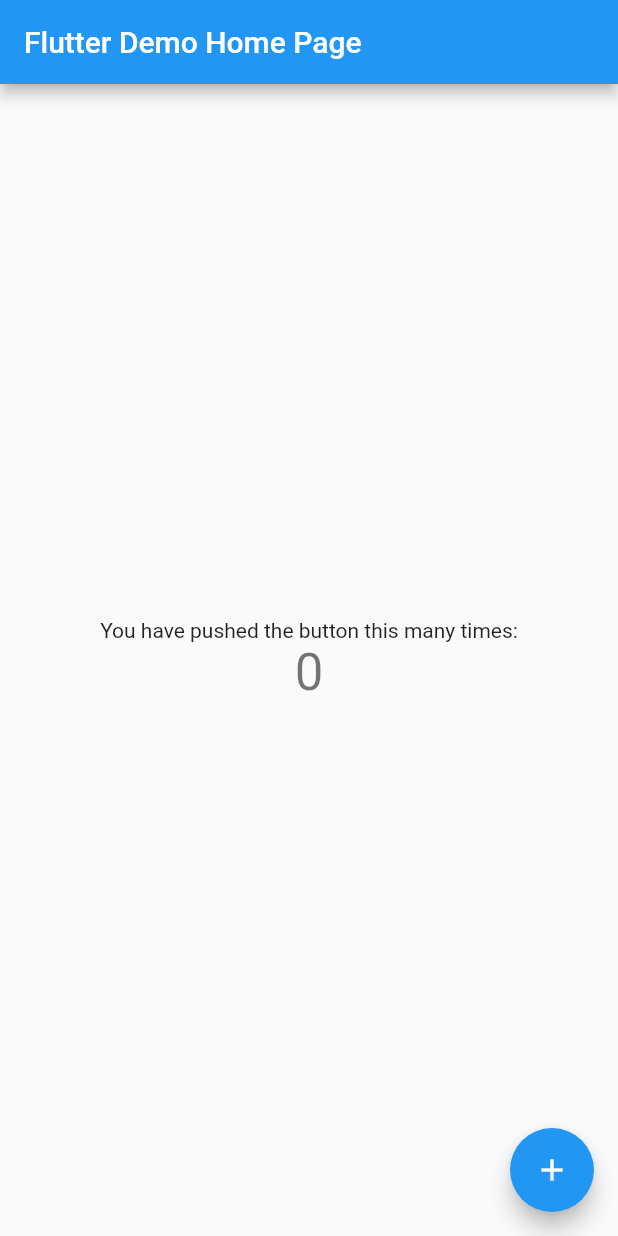
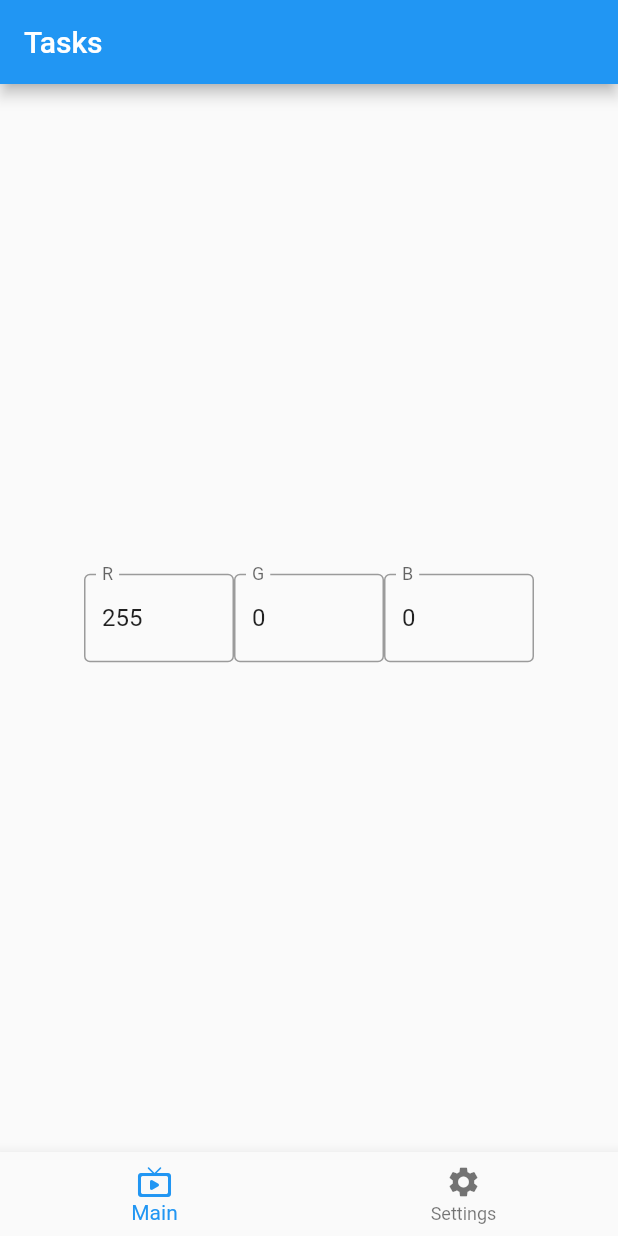
Before and after one commit to MacherelR/LedControl, a Flutter app: the screen it shows after launch, on a phone screen of 412 x 824 dp. Run offline on Flutter 3.47's test engine with Material 2 defaults, Android fonts, the phone set to English and light mode, and no system bars; our stand-ins replace bloc, equatable, flutter_bloc, shared_preferences.

Commit message:
Main Structure in place

```diff
--- /dev/null
+++ b/led_app/lib/api/led_api.dart
@@ -0,0 +1,6 @@
+import 'package:led_app/models/settings.dart';
+
+abstract class SettingsApi {
+  LedControllerSettings getSettings();
+  Future<void> setSettings(LedControllerSettings settings);
+}
--- /dev/null
+++ b/led_app/lib/app.dart
@@ -0,0 +1,25 @@
+import 'package:flutter/cupertino.dart';
+import 'package:flutter/material.dart';
+import 'package:flutter_bloc/flutter_bloc.dart';
+import 'package:led_app/home/view/home_page.dart';
+import 'package:led_app/repository/led_repository.dart';
+
+class App extends StatefulWidget {
+  const App({Key? key, required this.ledRepository}) : super(key: key);
+  final LedRepository ledRepository;
+  @override
+  State<App> createState() => _AppState();
+}
+
+class _AppState extends State<App> {
+  @override
+  Widget build(BuildContext context) {
+    return RepositoryProvider.value(
+      value: widget.ledRepository,
+      child: MaterialApp(
+        routes: {HomePage.route: (context) => const HomePage()},
+        initialRoute: HomePage.route,
+      ),
+    );
+  }
+}
--- /dev/null
+++ b/led_app/lib/bloc/data_bloc.dart
@@ -0,0 +1,36 @@
+import 'dart:async';
+
+import 'package:bloc/bloc.dart';
+import 'package:equatable/equatable.dart';
+import 'package:led_app/bloc/data_event.dart';
+import 'package:led_app/bloc/data_state.dart';
+import 'package:led_app/models/settings.dart';
+import 'package:led_app/repository/led_repository.dart';
+
+class DataBloc extends Bloc<DataEvent, DataState> {
+  DataBloc({required LedRepository ledRepository})
+      : _ledRepository = ledRepository,
+        super(DataState(status: DataStatus.initial)) {
+    on<DataEdited>(_onDataEdited);
+    on<DataSubscriptionRequested>(_onDataSubscriptionRequested);
+  }
+
+  final LedRepository _ledRepository;
+
+  Future<void> _onDataEdited(DataEdited event, Emitter<DataState> emit) async {
+    emit(state.copyWith(status: DataStatus.loading));
+    try {
+      await _ledRepository.saveSettings(event.values);
+      emit(state.copyWith(status: DataStatus.success, values: event.values));
+    } catch (_) {
+      emit(state.copyWith(status: DataStatus.failure));
+    }
+  }
+
+  void _onDataSubscriptionRequested(
+      DataSubscriptionRequested event, Emitter<DataState> emit) async {
+    emit(state.copyWith(status: DataStatus.loading));
+    LedControllerSettings data = await _ledRepository.getSettings();
+    emit(state.copyWith(status: DataStatus.success, values: data));
+  }
+}
--- /dev/null
+++ b/led_app/lib/bloc/data_event.dart
@@ -0,0 +1,19 @@
+import 'package:equatable/equatable.dart';
+import 'package:led_app/models/settings.dart';
+
+abstract class DataEvent extends Equatable {
+  const DataEvent();
+  @override
+  List<Object> get props => [];
+}
+
+class DataEdited extends DataEvent {
+  const DataEdited(this.values);
+  final LedControllerSettings values;
+  @override
+  List<Object> get props => [values];
+}
+
+class DataSubscriptionRequested extends DataEvent {
+  const DataSubscriptionRequested();
+}
--- /dev/null
+++ b/led_app/lib/bloc/data_state.dart
@@ -0,0 +1,20 @@
+import 'package:led_app/models/settings.dart';
+import 'package:equatable/equatable.dart';
+
+enum DataStatus { initial, loading, success, failure }
+
+class DataState extends Equatable {
+  const DataState(
+      {this.status = DataStatus.initial,
+      this.values = const LedControllerSettings()});
+  final DataStatus status;
+  final LedControllerSettings values;
+
+  DataState copyWith({DataStatus? status, LedControllerSettings? values}) {
+    return DataState(
+        status: status ?? this.status, values: values ?? this.values);
+  }
+
+  @override
+  List<Object> get props => [status, values];
+}
--- /dev/null
+++ b/led_app/lib/home/cubit/home_cubit.dart
@@ -0,0 +1,10 @@
+import 'package:bloc/bloc.dart';
+import 'package:equatable/equatable.dart';
+
+part 'home_state.dart';
+
+class HomeCubit extends Cubit<HomeState> {
+  HomeCubit() : super(const HomeState());
+
+  void setTab(HomeTab tab) => emit(HomeState(tab: tab));
+}
--- /dev/null
+++ b/led_app/lib/home/cubit/home_state.dart
@@ -0,0 +1,11 @@
+part of 'home_cubit.dart';
+
+enum HomeTab { main, settings }
+
+class HomeState {
+  const HomeState({this.tab = HomeTab.main});
+  final HomeTab tab;
+
+  @override
+  List<Object> get props => [tab];
+}
--- /dev/null
+++ b/led_app/lib/home/view/home_page.dart
@@ -0,0 +1,49 @@
+import 'package:flutter/material.dart';
+import 'package:flutter_bloc/flutter_bloc.dart';
+import 'package:led_app/home/cubit/home_cubit.dart';
+
+import '../../screens/main_page.dart';
+import '../../screens/settings_page.dart';
+
+class HomePage extends StatelessWidget {
+  const HomePage({Key? key}) : super(key: key);
+  static const String route = "/homePage";
+
+  @override
+  Widget build(BuildContext context) {
+    return BlocProvider(
+      create: (_) => HomeCubit(),
+      child: const HomeView(),
+    );
+  }
+}
+
+class HomeView extends StatelessWidget {
+  const HomeView({
+    Key? key,
+  }) : super(key: key);
+
+  @override
+  Widget build(BuildContext context) {
+    final selectedTab = context.select((HomeCubit cubit) => cubit.state.tab);
+    return Scaffold(
+      appBar: AppBar(
+        title: const Text("Tasks"),
+      ),
+      body:
+          selectedTab == HomeTab.main ? const MainPage() : const SettingsPage(),
+      bottomNavigationBar: BottomNavigationBar(
+        currentIndex: HomeTab.values.indexOf(selectedTab),
+        items: const [
+          BottomNavigationBarItem(
+              icon: Icon(Icons.live_tv_rounded), label: "Main"),
+          BottomNavigationBarItem(
+              icon: Icon(Icons.settings), label: "Settings"),
+        ],
+        onTap: (index) {
+          context.read<HomeCubit>().setTab(HomeTab.values[index]);
+        },
+      ),
+    );
+  }
+}
--- /dev/null
+++ b/led_app/lib/home/view/view.dart
@@ -0,0 +1 @@
+export 'home_page.dart';
--- a/led_app/lib/main.dart
+++ b/led_app/lib/main.dart
@@ -1,115 +1,12 @@
 import 'package:flutter/material.dart';
+import 'package:led_app/repository/led_repository.dart';
+import 'package:shared_preferences/shared_preferences.dart';
+import 'api/shared_pref_api.dart';
+import 'app.dart';
 
-void main() {
-  runApp(const MyApp());
+void main() async {
+  WidgetsFlutterBinding.ensureInitialized();
+  final sharedPrefsStorage =
+      SharedPrefsSettingsAPI(plugin: await SharedPreferences.getInstance());
+  runApp(App(ledRepository: LedRepository(settingsApi: sharedPrefsStorage)));
 }
-
-class MyApp extends StatelessWidget {
-  const MyApp({super.key});
-
-  // This widget is the root of your application.
-  @override
-  Widget build(BuildContext context) {
-    return MaterialApp(
-      title: 'Flutter Demo',
-      theme: ThemeData(
-        // This is the theme of your application.
-        //
-        // Try running your application with "flutter run". You'll see the
-        // application has a blue toolbar. Then, without quitting the app, try
-        // changing the primarySwatch below to Colors.green and then invoke
-        // "hot reload" (press "r" in the console where you ran "flutter run",
-        // or simply save your changes to "hot reload" in a Flutter IDE).
-        // Notice that the counter didn't reset back to zero; the application
-        // is not restarted.
-        primarySwatch: Colors.blue,
-      ),
-      home: const MyHomePage(title: 'Flutter Demo Home Page'),
-    );
-  }
-}
-
-class MyHomePage extends StatefulWidget {
-  const MyHomePage({super.key, required this.title});
-
-  // This widget is the home page of your application. It is stateful, meaning
-  // that it has a State object (defined below) that contains fields that affect
-  // how it looks.
-
-  // This class is the configuration for the state. It holds the values (in this
-  // case the title) provided by the parent (in this case the App widget) and
-  // used by the build method of the State. Fields in a Widget subclass are
-  // always marked "final".
-
-  final String title;
-
-  @override
-  State<MyHomePage> createState() => _MyHomePageState();
-}
-
-class _MyHomePageState extends State<MyHomePage> {
-  int _counter = 0;
-
-  void _incrementCounter() {
-    setState(() {
-      // This call to setState tells the Flutter framework that something has
-      // changed in this State, which causes it to rerun the build method below
-      // so that the display can reflect the updated values. If we changed
-      // _counter without calling setState(), then the build method would not be
-      // called again, and so nothing would appear to happen.
-      _counter++;
-    });
-  }
-
-  @override
-  Widget build(BuildContext context) {
-    // This method is rerun every time setState is called, for instance as done
-    // by the _incrementCounter method above.
-    //
-    // The Flutter framework has been optimized to make rerunning build methods
-    // fast, so that you can just rebuild anything that needs updating rather
-    // than having to individually change instances of widgets.
-    return Scaffold(
-      appBar: AppBar(
-        // Here we take the value from the MyHomePage object that was created by
-        // the App.build method, and use it to set our appbar title.
-        title: Text(widget.title),
-      ),
-      body: Center(
-        // Center is a layout widget. It takes a single child and positions it
-        // in the middle of the parent.
-        child: Column(
-          // Column is also a layout widget. It takes a list of children and
-          // arranges them vertically. By default, it sizes itself to fit its
-          // children horizontally, and tries to be as tall as its parent.
-          //
-          // Invoke "debug painting" (press "p" in the console, choose the
-          // "Toggle Debug Paint" action from the Flutter Inspector in Android
-          // Studio, or the "Toggle Debug Paint" command in Visual Studio Code)
-          // to see the wireframe for each widget.
-          //
-          // Column has various properties to control how it sizes itself and
-          // how it positions its children. Here we use mainAxisAlignment to
-          // center the children vertically; the main axis here is the vertical
-          // axis because Columns are vertical (the cross axis would be
-          // horizontal).
-          mainAxisAlignment: MainAxisAlignment.center,
-          children: <Widget>[
-            const Text(
-              'You have pushed the button this many times:',
-            ),
-            Text(
-              '$_counter',
-              style: Theme.of(context).textTheme.headline4,
-            ),
-          ],
-        ),
-      ),
-      floatingActionButton: FloatingActionButton(
-        onPressed: _incrementCounter,
-        tooltip: 'Increment',
-        child: const Icon(Icons.add),
-      ), // This trailing comma makes auto-formatting nicer for build methods.
-    );
-  }
-}
--- /dev/null
+++ b/led_app/lib/models/settings.dart
@@ -0,0 +1,25 @@
+class LedControllerSettings {
+  const LedControllerSettings({int rVal = 255, int gVal = 0, int bVal = 0})
+      : _rValue = rVal,
+        _gValue = gVal,
+        _bValue = bVal;
+
+  final int _rValue;
+  final int _gValue;
+  final int _bValue;
+
+  LedControllerSettings.fromJson(Map<String, dynamic> json)
+      : _rValue = json['rValue'] ?? 255,
+        _gValue = json['gValue'] ?? 0,
+        _bValue = json['bValue'] ?? 0;
+
+  Map<String, dynamic> toJson() => {
+        'rValue': _rValue,
+        'gValue': _gValue,
+        'bValue': _bValue,
+      };
+
+  int get rValue => _rValue;
+  int get gValue => _gValue;
+  int get bValue => _bValue;
+}
--- /dev/null
+++ b/led_app/lib/repository/led_repository.dart
@@ -0,0 +1,13 @@
+import 'package:led_app/models/settings.dart';
+import 'package:led_app/api/led_api.dart';
+
+class LedRepository {
+  const LedRepository({required SettingsApi settingsApi})
+      : _settingsApi = settingsApi;
+
+  final SettingsApi _settingsApi;
+
+  Future<void> saveSettings(LedControllerSettings settings) =>
+      _settingsApi.setSettings(settings);
+  LedControllerSettings getSettings() => _settingsApi.getSettings();
+}
--- /dev/null
+++ b/led_app/lib/screens/main_page.dart
@@ -0,0 +1,106 @@
+import 'package:flutter/material.dart';
+import 'package:flutter_bloc/flutter_bloc.dart';
+import 'package:led_app/bloc/data_bloc.dart';
+import 'package:led_app/bloc/data_event.dart';
+import 'package:led_app/repository/led_repository.dart';
+import 'package:provider/provider.dart';
+
+import '../bloc/data_state.dart';
+
+class MainPage extends StatelessWidget {
+  const MainPage({Key? key}) : super(key: key);
+
+  @override
+  Widget build(BuildContext context) {
+    return BlocProvider(
+      create: (context) => DataBloc(
+        ledRepository: context.read<LedRepository>(),
+      )..add(const DataSubscriptionRequested()),
+      child: const MainView(),
+    );
+  }
+}
+//Text(state.values.rValue.toString())
+
+class MainView extends StatelessWidget {
+  const MainView({Key? key}) : super(key: key);
+
+  @override
+  Widget build(BuildContext context) {
+    return BlocBuilder<DataBloc, DataState>(
+      builder: (context, state) {
+        return Scaffold(
+          body: Center(
+            child: Row(
+              mainAxisAlignment: MainAxisAlignment.center,
+              children: [
+                SizedBox(
+                  width: 100,
+                  child: TextFormField(
+                    decoration: const InputDecoration(
+                      border: OutlineInputBorder(),
+                      labelText: "R",
+                      hintText: "Red component value",
+                    ),
+                    initialValue: state.values.rValue.toString(),
+                    validator: (String? value) {
+                      if (value != null) {
+                        var val = int.tryParse(value);
+                        if (val == null || val < 0 || val > 255) {
+                          return "Value must be integer between 0 and 255";
+                        }
+                        return val.toString();
+                      }
+                      return "Null value inserted";
+                    },
+                  ),
+                ),
+                SizedBox(
+                  width: 100,
+                  child: TextFormField(
+                    decoration: const InputDecoration(
+                      border: OutlineInputBorder(),
+                      labelText: "G",
+                      hintText: "Green component value",
+                    ),
+                    initialValue: state.values.gValue.toString(),
+                    validator: (String? value) {
+                      if (value != null) {
+                        var val = int.tryParse(value);
+                        if (val == null || val < 0 || val > 255) {
+                          return "Value must be integer between 0 and 255";
+                        }
+                        return val.toString();
+                      }
+                      return "Null value inserted";
+                    },
+                  ),
+                ),
+                SizedBox(
+                  width: 100,
+                  child: TextFormField(
+                    decoration: const InputDecoration(
+                      border: OutlineInputBorder(),
+                      labelText: "B",
+                    ),
+                    initialValue: state.values.bValue.toString(),
+                    validator: (String? value) {
+                      if (value != null) {
+                        var val = int.tryParse(value);
+                        if (val == null || val < 0 || val > 255) {
+                          return "Value must be integer between 0 and 255";
+                        }
+                        return val.toString();
+                      }
+                      return "Null value inserted";
+                    },
+                  ),
+                ),
+              ],
+            ),
+          ),
+        );
+      },
+    );
+  }
+}
```
Also changed, not shown: led_app/lib/api/shared_pref_api.dart (added, +40 -0 lines), led_app/lib/screens/settings_page.dart (added, +13 -0 lines), led_app/pubspec.yaml (+9 -2 lines), 10 other files.
